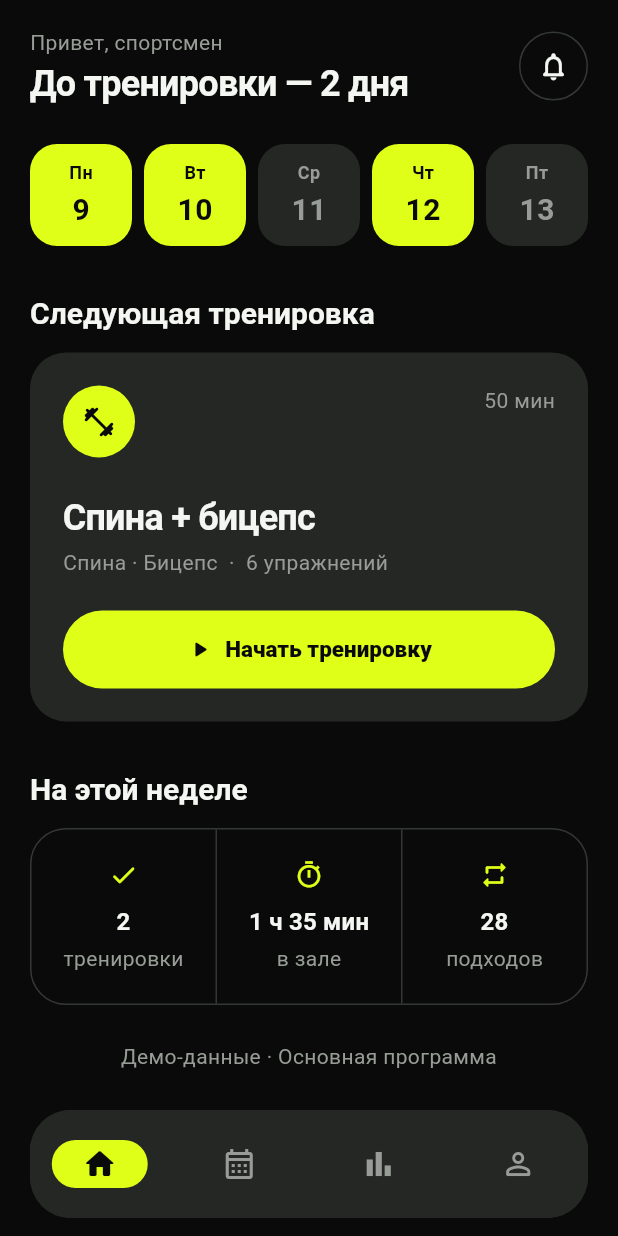
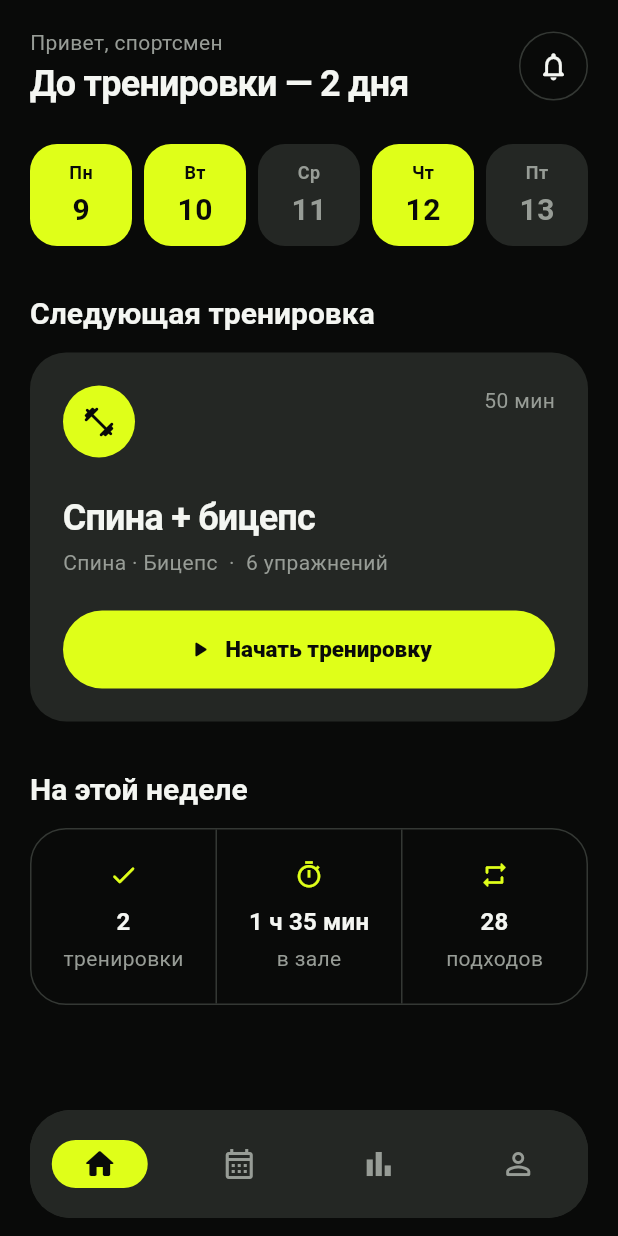
Before and after one commit to dima-prezhentsov/gym-training-app, a Flutter app: the screen it shows after launch, on a phone screen of 412 x 824 dp. Run offline on Flutter 3.47's test engine with Material 3 defaults, Android fonts, the phone set to English and light mode, and no system bars; our stand-ins replace go_router; missing offline and left inert: dart:js_interop, serverpod_auth_core_client, serverpod_auth_core_flutter, serverpod_auth_idp_client, serverpod_client, serverpod_flutter.

Commit message:
fix: remove local demo labels

```diff
--- a/lib/ui/features/home/views/home_screen.dart
+++ b/lib/ui/features/home/views/home_screen.dart
@@ -87,12 +87,6 @@ class _HomeContent extends StatelessWidget {
               const _SectionTitle(title: 'На этой неделе'),
               const SizedBox(height: 14),
               _WeeklyStats(overview: overview),
-              const SizedBox(height: 24),
-              Text(
-                'Демо-данные · ${overview.scheduleName}',
-                textAlign: TextAlign.center,
-                style: Theme.of(context).textTheme.bodyMedium,
-              ),
             ],
           ),
         ),
--- a/lib/ui/features/schedule/views/schedule_screen.dart
+++ b/lib/ui/features/schedule/views/schedule_screen.dart
@@ -70,12 +70,6 @@ class ScheduleScreen extends StatelessWidget {
               onPressed: () => _openEditor(context),
               icon: const Icon(Icons.add_rounded),
               label: const Text('Добавить тренировочный день'),
-            ),
-            const SizedBox(height: 16),
-            Text(
-              'Изменения сохраняются локально до перезапуска приложения.',
-              textAlign: TextAlign.center,
-              style: Theme.of(context).textTheme.bodyMedium,
             ),
           ],
         ],
```
